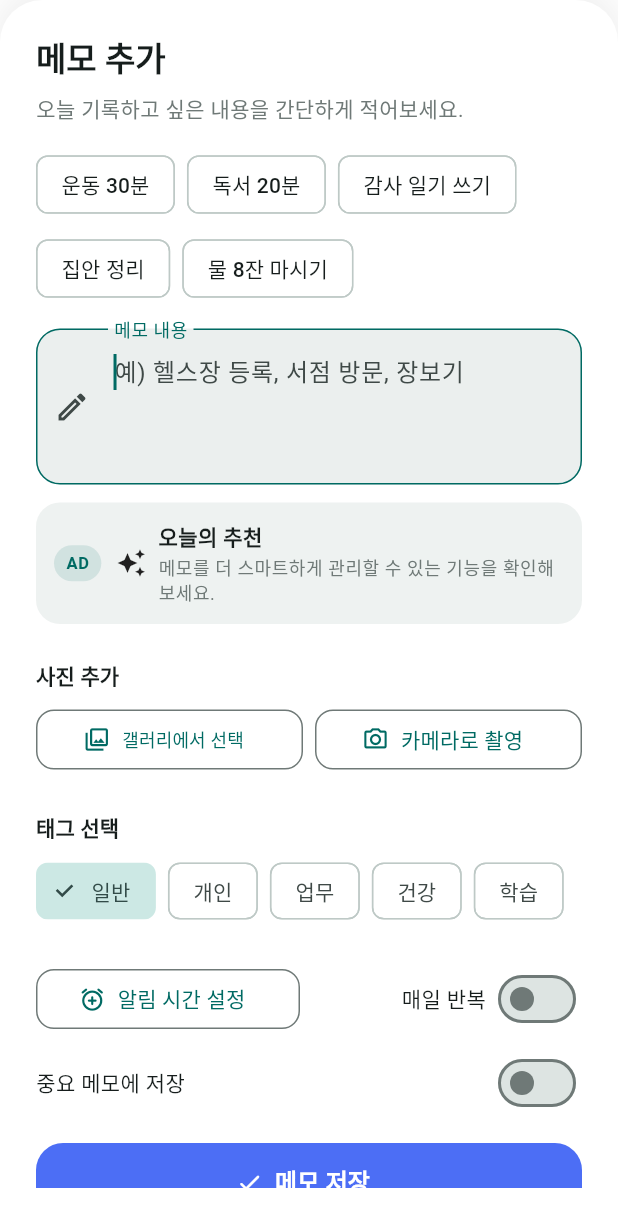
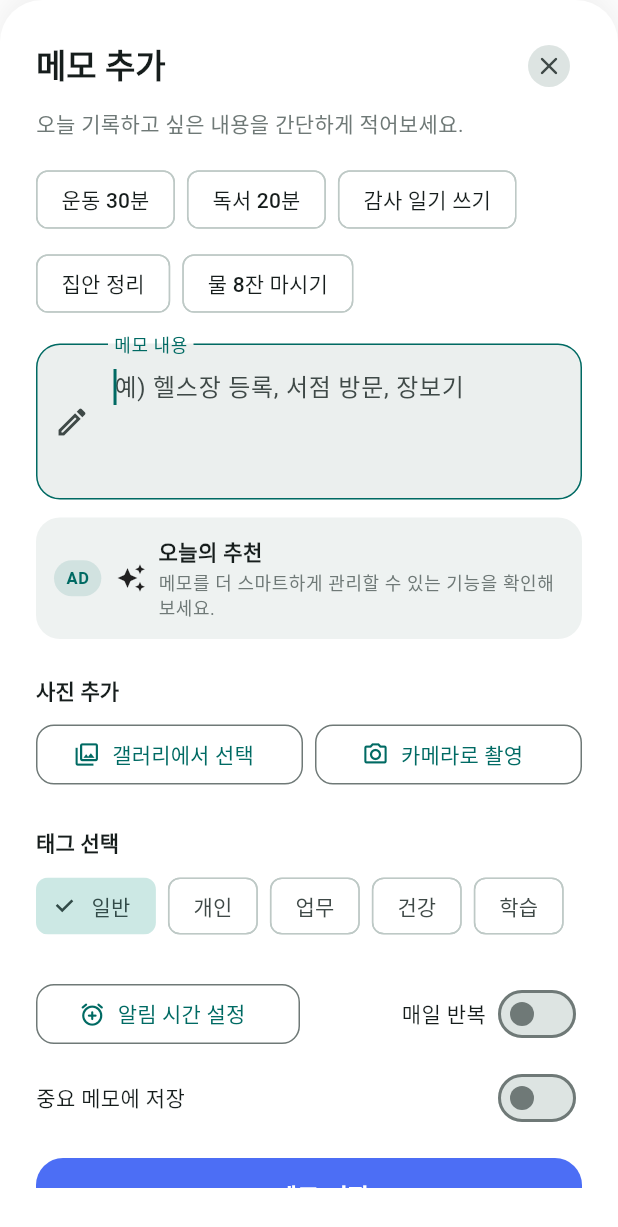
Before and after one commit to hugedreamhd/todo_memo_app, a Flutter app: the CreateTask widget shown alone on an empty page, opened directly, on a phone screen of 412 x 824 dp. Shown: the top 1227 px of the screen. Run offline on Flutter 3.47's test engine with Material 3 defaults, Android fonts, the phone set to English and light mode, and no system bars; our stand-ins replace flutter_local_notifications, google_mobile_ads, image_picker, share_plus, shared_preferences, timezone; accounts and stored records are empty; network calls fail.

Commit message:
feat: 투두리스트 애플리케이션의 핵심 기능, UI, 알림 서비스 및 프로젝트 초기 설정을 구현했습니다.

```diff
--- a/lib/create_task.dart
+++ b/lib/create_task.dart
@@ -169,11 +169,32 @@ class _CreateTaskState extends State<CreateTask> {
           child: Column(
             crossAxisAlignment: CrossAxisAlignment.start,
             children: [
+              Row(
+                mainAxisAlignment: MainAxisAlignment.spaceBetween,
+                children: [
                   Text(
                     '메모 추가',
                     style: theme.textTheme.titleLarge?.copyWith(
                       fontWeight: FontWeight.w700,
                     ),
+                  ),
+                  IconButton(
+                    onPressed: () => Navigator.pop(context),
+                    icon: Container(
+                      padding: const EdgeInsets.all(4),
+                      decoration: BoxDecoration(
+                        color: theme.colorScheme.surfaceContainerHighest,
+                        shape: BoxShape.circle,
+                      ),
+                      child: Icon(
+                        Icons.close_rounded,
+                        size: 20,
+                        color: theme.colorScheme.onSurfaceVariant,
+                      ),
+                    ),
+                    visualDensity: VisualDensity.compact,
+                  ),
+                ],
               ),
               const SizedBox(height: 8),
               Text(
@@ -305,10 +326,9 @@ class _CreateTaskState extends State<CreateTask> {
                       ),
                       onPressed: () => _pickImage(ImageSource.gallery),
                       icon: const Icon(Icons.photo_library_outlined),
-                      label: const Text(
-                        '갤러리에서 선택',
-                        style: TextStyle(fontSize: 12),
-                        maxLines: 1,
+                      label: const FittedBox(
+                        fit: BoxFit.scaleDown,
+                        child: Text('갤러리에서 선택', maxLines: 1),
                       ),
                     ),
                   ),
@@ -322,7 +342,10 @@ class _CreateTaskState extends State<CreateTask> {
                       ),
                       onPressed: () => _pickImage(ImageSource.camera),
                       icon: const Icon(Icons.photo_camera_outlined),
-                      label: const Text('카메라로 촬영'),
+                      label: const FittedBox(
+                        fit: BoxFit.scaleDown,
+                        child: Text('카메라로 촬영', maxLines: 1),
+                      ),
                     ),
                   ),
                 ],
@@ -396,10 +419,14 @@ class _CreateTaskState extends State<CreateTask> {
                       ),
                       onPressed: _pickReminder,
                       icon: const Icon(Icons.alarm_add_rounded),
-                      label: Text(
+                      label: FittedBox(
+                        fit: BoxFit.scaleDown,
+                        child: Text(
                           _reminder == null
                               ? '알림 시간 설정'
                               : '${_reminder!.month}/${_reminder!.day} ${_reminder!.hour.toString().padLeft(2, '0')}:${_reminder!.minute.toString().padLeft(2, '0')}',
+                          maxLines: 1,
+                        ),
                       ),
                     ),
                   ),
--- a/lib/viewmodels/todo_view_model.dart
+++ b/lib/viewmodels/todo_view_model.dart
@@ -1,11 +1,13 @@
 import 'package:flutter/foundation.dart';
 import 'package:todolist/models/todo_item.dart';
 import 'package:todolist/repositories/todo_repository_interface.dart';
+import 'package:todolist/services/notification_service_interface.dart';
 
 class TodoViewModel extends ChangeNotifier {
-  TodoViewModel(this._repository);
+  TodoViewModel(this._repository, this._notificationService);
 
   final TodoRepositoryInterface _repository;
+  final NotificationServiceInterface _notificationService;
   List<TodoItem> _todos = [];
   static const Duration _deleteRetention = Duration(days: 3);
   bool _isLoading = true;
@@ -67,6 +69,10 @@ class TodoViewModel extends ChangeNotifier {
     if (exists) return false;
     _todos.insert(0, todo);
     await _saveAndNotify();
+    // 알림 예약 (reminder 있을 때만)
+    if (todo.reminder != null) {
+      await _notificationService.scheduleOrUpdate(todo);
+    }
     return true;
   }
 
@@ -75,6 +81,8 @@ class TodoViewModel extends ChangeNotifier {
     if (index == -1) return;
     _todos[index] = updated;
     await _saveAndNotify();
+    // 알림 갱신 (scheduleOrUpdate 내부에서 취소 후 재등록 또는 취소 처리)
+    await _notificationService.scheduleOrUpdate(updated);
   }
 
   Future<void> deleteTodo(TodoItem todo) async {
@@ -85,6 +93,8 @@ class TodoViewModel extends ChangeNotifier {
       overrideDeletedAt: true,
     );
     await _saveAndNotify();
+    // 삭제 시 알림 취소
+    await _notificationService.cancel(todo.id);
   }
 
   Future<void> restoreTodo(TodoItem todo) async {
@@ -95,11 +105,18 @@ class TodoViewModel extends ChangeNotifier {
       overrideDeletedAt: true,
     );
     await _saveAndNotify();
+    // 복원 시 reminder 있으면 알림 재예약
+    final restored = _todos[index];
+    if (restored.reminder != null) {
+      await _notificationService.scheduleOrUpdate(restored);
+    }
   }
 
   Future<void> purgeTodo(TodoItem todo) async {
     _todos.removeWhere((item) => item.id == todo.id);
     await _saveAndNotify();
+    // 영구 삭제 시 알림 취소
+    await _notificationService.cancel(todo.id);
   }
 
   Future<void> setImportant(TodoItem todo, bool isImportant) async {
--- a/pubspec.yaml
+++ b/pubspec.yaml
@@ -39,6 +39,8 @@ dependencies:
   provider: ^6.1.2
   image_picker: ^1.1.2
   google_mobile_ads: ^7.0.0
+  flutter_local_notifications: ^18.0.1
+  timezone: ^0.9.4
 
 dev_dependencies:
   flutter_test:
@@ -98,7 +100,6 @@ flutter:
   #   - family: Trajan Pro
   #     fonts:
   #       - asset: fonts/TrajanPro.ttf
-  #       - asset: fonts/TrajanPro_Bold.ttf
   #         weight: 700
   #
   # For details regarding fonts from package dependencies,
```
Also changed, not shown: lib/main.dart (+16 -6 lines), lib/main_screen.dart (+23 -2 lines), lib/services/local_notification_service.dart (added, +208 -0 lines), lib/services/notification_service_interface.dart (added, +16 -0 lines), lib/update_task.dart (+26 -5 lines), lib/widgets/important_memo_sheet.dart (+16 -0 lines), pubspec.lock, 5 other files. Lines whose indentation alone changed are shown as unchanged.
